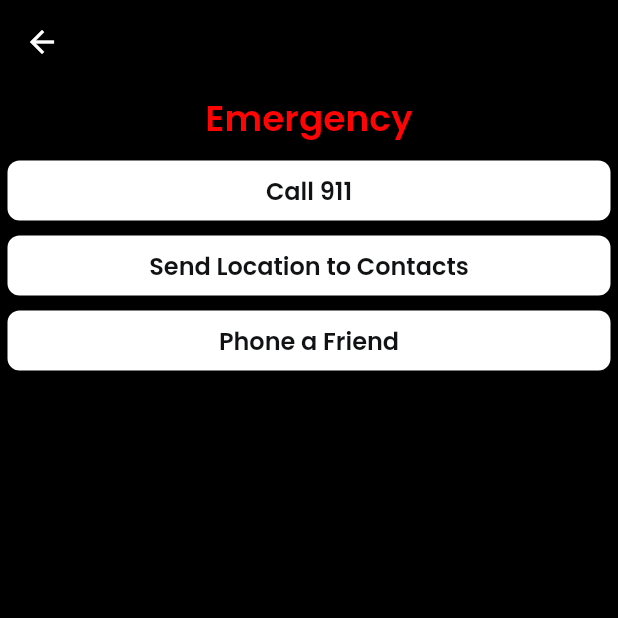
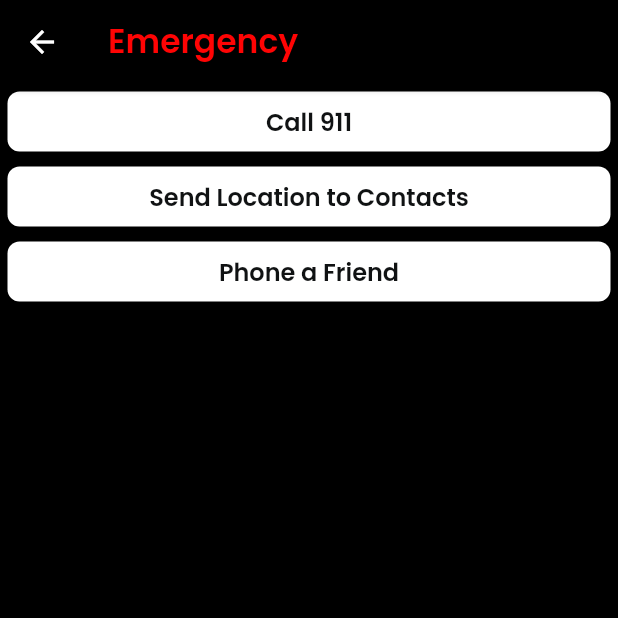
Before and after one commit to abdullah2891/safe_space_plugin, a Flutter app: the EmergencyWidget screen opened directly, after a tap on "Send Location to Contacts", on a phone screen of 412 x 824 dp, the top half of it. Run offline on Flutter 3.47's test engine with Material 2 defaults, Android fonts, the light colour scheme and no system bars; drawn by our look-alikes of auto_size_text; our stand-ins replace assets_audio_player, cached_network_image, font_awesome_flutter, from_css_color, geolocator, get and 7 more; missing offline and left inert: dart:html, flutter_phone_direct_caller, flutter_sms, json_path, mapbox_search, webviewx; accounts and stored records are empty.

Commit message:
working emergency screen with hardcoded contacts.

```diff
--- a/lib/emergency/emergency_widget.dart
+++ b/lib/emergency/emergency_widget.dart
@@ -1,17 +1,19 @@
 import '../flutter_flow/flutter_flow_theme.dart';
-import '../flutter_flow/flutter_flow_util.dart';
 import '../flutter_flow/flutter_flow_widgets.dart';
 import 'package:flutter/material.dart';
-import 'package:google_fonts/google_fonts.dart';
+import 'package:url_launcher/url_launcher.dart';
+import 'package:geolocator/geolocator.dart';
+import 'package:flutter_sms/flutter_sms.dart';
+import 'package:flutter_phone_direct_caller/flutter_phone_direct_caller.dart';
 
 class EmergencyWidget extends StatefulWidget {
   const EmergencyWidget({Key? key}) : super(key: key);
 
   @override
-  _EmergencyWidgetState createState() => _EmergencyWidgetState();
+  EmergencyWidgetState createState() => EmergencyWidgetState();
 }
 
-class _EmergencyWidgetState extends State<EmergencyWidget> {
+class EmergencyWidgetState extends State<EmergencyWidget> {
   final _unfocusNode = FocusNode();
   final scaffoldKey = GlobalKey<ScaffoldState>();
 
@@ -19,6 +21,37 @@ class _EmergencyWidgetState extends State<EmergencyWidget> {
   void dispose() {
     _unfocusNode.dispose();
     super.dispose();
+  }
+
+  void _sendLocation() async {
+    if (!await canSendSMS()) {
+      return;
+    }
+    await Geolocator.requestPermission();
+    // Get the current location
+    Position position = await Geolocator.getCurrentPosition(
+        desiredAccuracy: LocationAccuracy.high);
+
+    // Create a message with the location
+    String message = "My current location is: "
+        "https://www.google.com/maps?q=${position.latitude},${position.longitude}";
+
+    // List of phone numbers to send the message to
+    List<String> recipients = ["4256249297"];
+
+    sendSMS(message: message, recipients: recipients, sendDirect: true);
+  }
+
+  void _callEmergency() async {
+    var url = Uri.parse('tel:911');
+    if (await canLaunchUrl(url)) {
+      await launchUrl(url);
+    }
+  }
+
+  _dialAFriend() async {
+    const number = '4256249297'; //set the number here
+    FlutterPhoneDirectCaller.callNumber(number);
   }
 
   @override
@@ -29,6 +62,14 @@ class _EmergencyWidgetState extends State<EmergencyWidget> {
       appBar: AppBar(
         backgroundColor: Colors.black,
         automaticallyImplyLeading: true,
+        title: Text(
+          'Emergency',
+          style: FlutterFlowTheme.of(context).title2.override(
+                fontFamily: 'Poppins',
+                color: const Color(0xFFFF0404),
+                fontSize: 22,
+              ),
+        ),
         actions: [],
         centerTitle: false,
         elevation: 2,
@@ -39,25 +80,11 @@ class _EmergencyWidgetState extends State<EmergencyWidget> {
           child: Column(
             mainAxisSize: MainAxisSize.max,
             children: [
-              Align(
-                alignment: AlignmentDirectional(0, -1),
-                child: Padding(
-                  padding: EdgeInsetsDirectional.fromSTEB(5, 5, 5, 5),
-                  child: Text(
-                    'Emergency',
-                    textAlign: TextAlign.center,
-                    style: FlutterFlowTheme.of(context).title1.override(
-                          fontFamily: 'Poppins',
-                          color: Color(0xFFFF0404),
-                        ),
-                  ),
-                ),
-              ),
               Padding(
-                padding: EdgeInsetsDirectional.fromSTEB(5, 5, 5, 5),
+                padding: const EdgeInsetsDirectional.fromSTEB(5, 5, 5, 5),
                 child: FFButtonWidget(
                   onPressed: () {
-                    print('Button pressed ...');
+                    _callEmergency();
                   },
                   text: 'Call 911',
                   options: FFButtonOptions(
@@ -68,7 +95,7 @@ class _EmergencyWidgetState extends State<EmergencyWidget> {
                           fontFamily: 'Poppins',
                           color: FlutterFlowTheme.of(context).primaryText,
                         ),
-                    borderSide: BorderSide(
+                    borderSide: const BorderSide(
                       color: Colors.transparent,
                       width: 1,
                     ),
@@ -77,10 +104,10 @@ class _EmergencyWidgetState extends State<EmergencyWidget> {
                 ),
               ),
               Padding(
-                padding: EdgeInsetsDirectional.fromSTEB(5, 5, 5, 5),
+                padding: const EdgeInsetsDirectional.fromSTEB(5, 5, 5, 5),
                 child: FFButtonWidget(
                   onPressed: () {
-                    print('Button pressed ...');
+                    _sendLocation();
                   },
                   text: 'Send Location to Contacts',
                   options: FFButtonOptions(
@@ -91,7 +118,7 @@ class _EmergencyWidgetState extends State<EmergencyWidget> {
                           fontFamily: 'Poppins',
                           color: FlutterFlowTheme.of(context).primaryText,
                         ),
-                    borderSide: BorderSide(
+                    borderSide: const BorderSide(
                       color: Colors.transparent,
                       width: 1,
                     ),
@@ -100,10 +127,10 @@ class _EmergencyWidgetState extends State<EmergencyWidget> {
                 ),
               ),
               Padding(
-                padding: EdgeInsetsDirectional.fromSTEB(5, 5, 5, 5),
+                padding: const EdgeInsetsDirectional.fromSTEB(5, 5, 5, 5),
                 child: FFButtonWidget(
                   onPressed: () {
-                    print('Button pressed ...');
+                    _dialAFriend();
                   },
                   text: 'Phone a Friend',
                   options: FFButtonOptions(
@@ -114,7 +141,7 @@ class _EmergencyWidgetState extends State<EmergencyWidget> {
                           fontFamily: 'Poppins',
                           color: FlutterFlowTheme.of(context).primaryText,
                         ),
-                    borderSide: BorderSide(
+                    borderSide: const BorderSide(
                       color: Colors.transparent,
                       width: 1,
                     ),
--- a/pubspec.yaml
+++ b/pubspec.yaml
@@ -17,10 +17,13 @@ dependencies:
   flutter:
     sdk: flutter
   flutter_animate: ^2.0.1
+  flutter_phone_direct_caller: ^2.1.1
+  flutter_sms: ^2.3.3
   flutter_web_plugins:
     sdk: flutter
   font_awesome_flutter: ^10.3.0
   from_css_color: ^2.0.0
+  geolocator: ^9.0.2
   go_router: ^6.0.1
   google_fonts: ^3.0.1
   intl: ^0.18.0
@@ -32,6 +35,7 @@ dependencies:
   provider: ^6.0.5
   rxdart: ^0.27.7
   shared_preferences: ^2.0.15
+  sms: ^0.2.4
   sqflite: ^2.2.2
   table_calendar: ^3.0.9
   timeago: ^3.2.2
```
Also changed, not shown: example/pubspec.lock, 4 other files.
